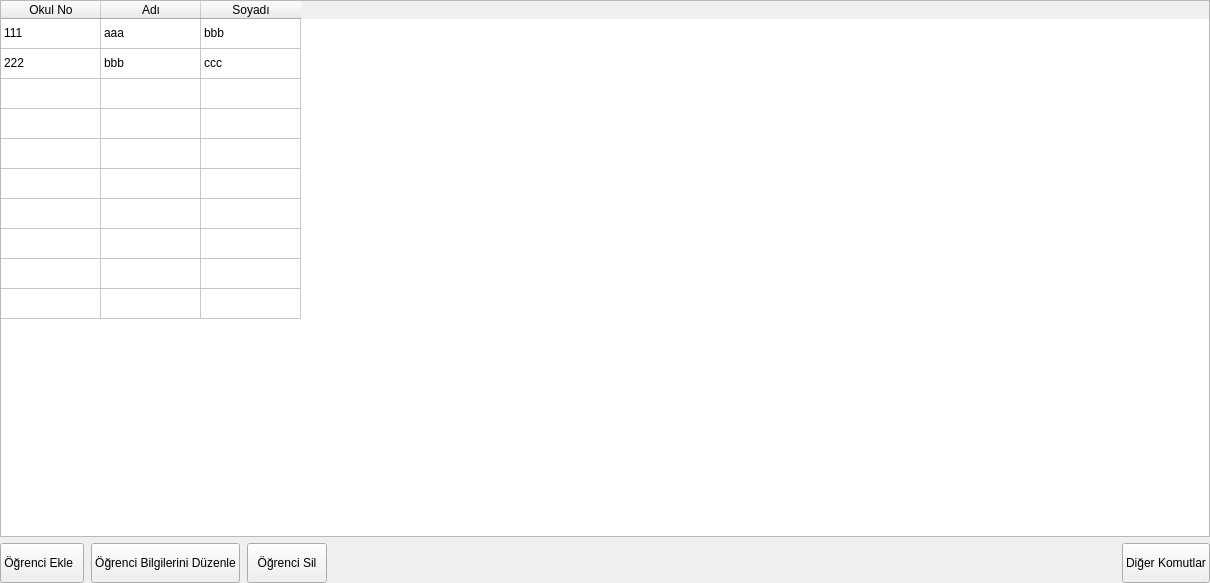
Qt form src/UI/DatabaseUi/databaseui.ui (ikolomiko/ikooskar-qt) before a commit.
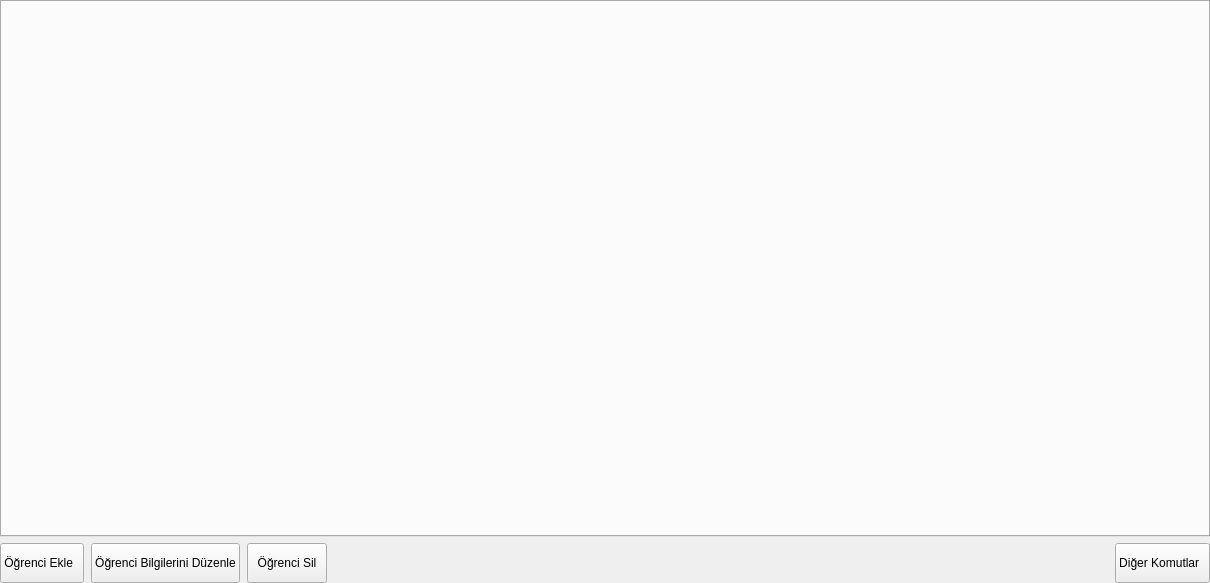
The same form after that commit. Icons and pictures are not drawn.

Commit message: Ongoing work on databaseui: Auto generated class tables Auto generated tabs Auto updating description label Delete button actually works Disable edit, delete and more buttons if db is empty Style button menus for add and more buttons Lots of refactoring and cleaning

The edit to the form file:
```diff
--- a/src/UI/DatabaseUi/databaseui.ui
+++ b/src/UI/DatabaseUi/databaseui.ui
@@ -40,6 +40,9 @@
      <property name="frameShadow">
       <enum>QFrame::Raised</enum>
      </property>
+     <property name="lineWidth">
+      <number>0</number>
+     </property>
      <layout class="QHBoxLayout" name="horizontalLayout_2">
       <property name="spacing">
        <number>0</number>
@@ -57,117 +60,7 @@
        <number>0</number>
       </property>
       <item>
-       <widget class="QTableWidget" name="tableWidget">
-        <property name="enabled">
-         <bool>true</bool>
-        </property>
-        <property name="sizeAdjustPolicy">
-         <enum>QAbstractScrollArea::AdjustToContents</enum>
-        </property>
-        <property name="editTriggers">
-         <set>QAbstractItemView::NoEditTriggers</set>
-        </property>
-        <property name="alternatingRowColors">
-         <bool>false</bool>
-        </property>
-        <property name="selectionMode">
-         <enum>QAbstractItemView::SingleSelection</enum>
-        </property>
-        <property name="selectionBehavior">
-         <enum>QAbstractItemView::SelectRows</enum>
-        </property>
-        <property name="horizontalScrollMode">
-         <enum>QAbstractItemView::ScrollPerPixel</enum>
-        </property>
-        <property name="showGrid">
-         <bool>true</bool>
-        </property>
-        <property name="gridStyle">
-         <enum>Qt::SolidLine</enum>
-        </property>
-        <property name="sortingEnabled">
-         <bool>true</bool>
-        </property>
-        <property name="cornerButtonEnabled">
-         <bool>false</bool>
-        </property>
-        <property name="rowCount">
-         <number>10</number>
-        </property>
-        <property name="columnCount">
-         <number>3</number>
-        </property>
-        <attribute name="horizontalHeaderStretchLastSection">
-         <bool>false</bool>
-        </attribute>
-        <attribute name="verticalHeaderVisible">
-         <bool>false</bool>
-        </attribute>
-        <attribute name="verticalHeaderCascadingSectionResizes">
-         <bool>false</bool>
-        </attribute>
-        <attribute name="verticalHeaderMinimumSectionSize">
-         <number>23</number>
-        </attribute>
-        <attribute name="verticalHeaderDefaultSectionSize">
-         <number>30</number>
-        </attribute>
-        <row/>
-        <row/>
-        <row/>
-        <row/>
-        <row/>
-        <row/>
-        <row/>
-        <column>
-         <property name="text">
-          <string>Okul No</string>
-         </property>
-        </column>
-        <column>
-         <property name="text">
-          <string>Adı</string>
-         </property>
-        </column>
-        <column>
-         <property name="text">
-          <string>Soyadı</string>
-         </property>
-        </column>
-        <column/>
-        <column/>
-        <column/>
-        <item row="0" column="0">
-         <property name="text">
-          <string>111</string>
-         </property>
-        </item>
-        <item row="0" column="1">
-         <property name="text">
-          <string>aaa</string>
-         </property>
-        </item>
-        <item row="0" column="2">
-         <property name="text">
-          <string>bbb</string>
-         </property>
-        </item>
-        <item row="1" column="0">
-         <property name="text">
-          <string>222</string>
-         </property>
-        </item>
-        <item row="1" column="1">
-         <property name="text">
-          <string>bbb</string>
-         </property>
-        </item>
-        <item row="1" column="2">
-         <property name="text">
-          <string>ccc</string>
-         </property>
-        </item>
-       </widget>
+       <widget class="QTabWidget" name="tabWidget"/>
       </item>
      </layout>
     </widget>
@@ -314,7 +207,7 @@
          </size>
         </property>
         <property name="text">
-         <string>Diğer Komutlar</string>
+         <string>Diğer Komutlar  </string>
         </property>
         <property name="icon">
          <iconset resource="../../../assets/resources.qrc">
```
Left out of the diff: 4 changed lines with no effect on the pictures. The commit also changes 3 other files.
